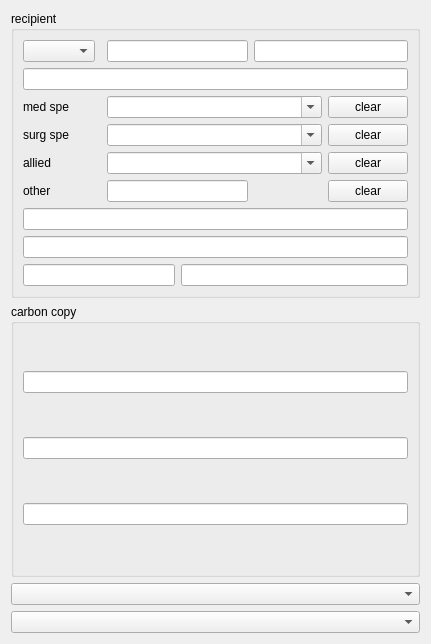
This is global_resources/forms/subforms/generic/clinical_letter/ui/xx/clinical_letter.ui in FreeHealth/freehealth as Qt 5 draws it before an edit. The edited form follows.
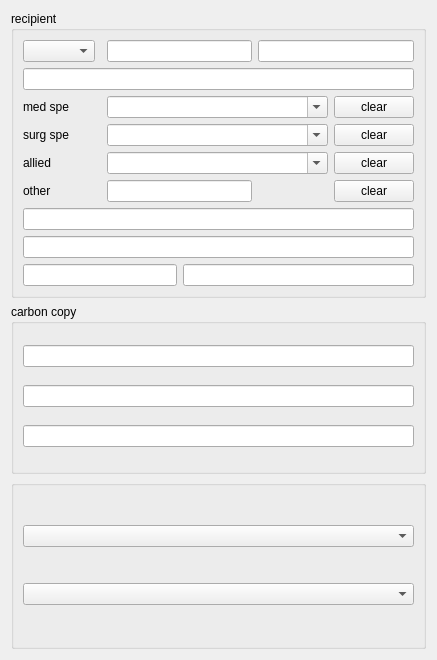
This is the edited form.

Commit message: almost there...

The edit to the form file:
```diff
--- a/global_resources/forms/subforms/generic/clinical_letter/ui/xx/clinical_letter.ui
+++ b/global_resources/forms/subforms/generic/clinical_letter/ui/xx/clinical_letter.ui
@@ -6,8 +6,8 @@
    <rect>
     <x>0</x>
     <y>0</y>
-    <width>431</width>
-    <height>644</height>
+    <width>437</width>
+    <height>660</height>
    </rect>
   </property>
   <property name="windowTitle">
@@ -183,13 +183,28 @@
     </widget>
    </item>
    <item>
-    <widget class="QComboBox" name="salutationComboBox"/>
-   </item>
-   <item>
-    <layout class="QGridLayout" name="letterGridLayout"/>
-   </item>
-   <item>
-    <widget class="QComboBox" name="signOffComboBox"/>
+    <widget class="QGroupBox" name="bodyGroupBox">
+     <property name="title">
+      <string/>
+     </property>
+     <property name="flat">
+      <bool>false</bool>
+     </property>
+     <property name="checkable">
+      <bool>false</bool>
+     </property>
+     <layout class="QVBoxLayout" name="verticalLayout_3">
+      <item>
+       <widget class="QComboBox" name="salutationComboBox"/>
+      </item>
+      <item>
+       <layout class="QGridLayout" name="letterGridLayout"/>
+      </item>
+      <item>
+       <widget class="QComboBox" name="signOffComboBox"/>
+      </item>
+     </layout>
+    </widget>
    </item>
   </layout>
  </widget>
```
Left out of the diff: 92 changed lines with no effect on the pictures. The commit also changes 2 other files.
